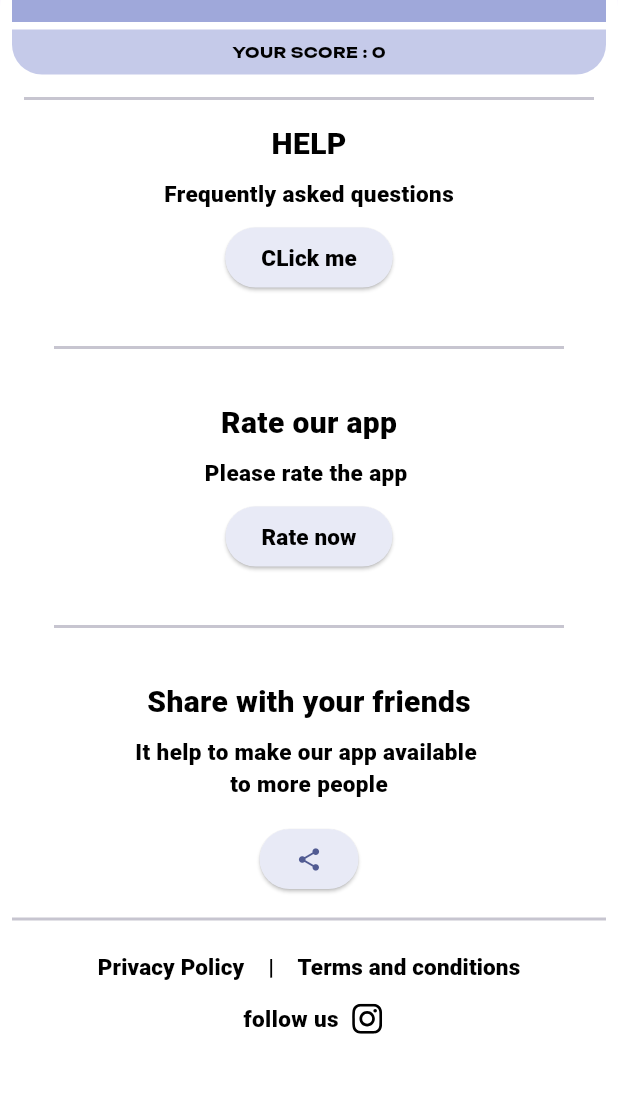
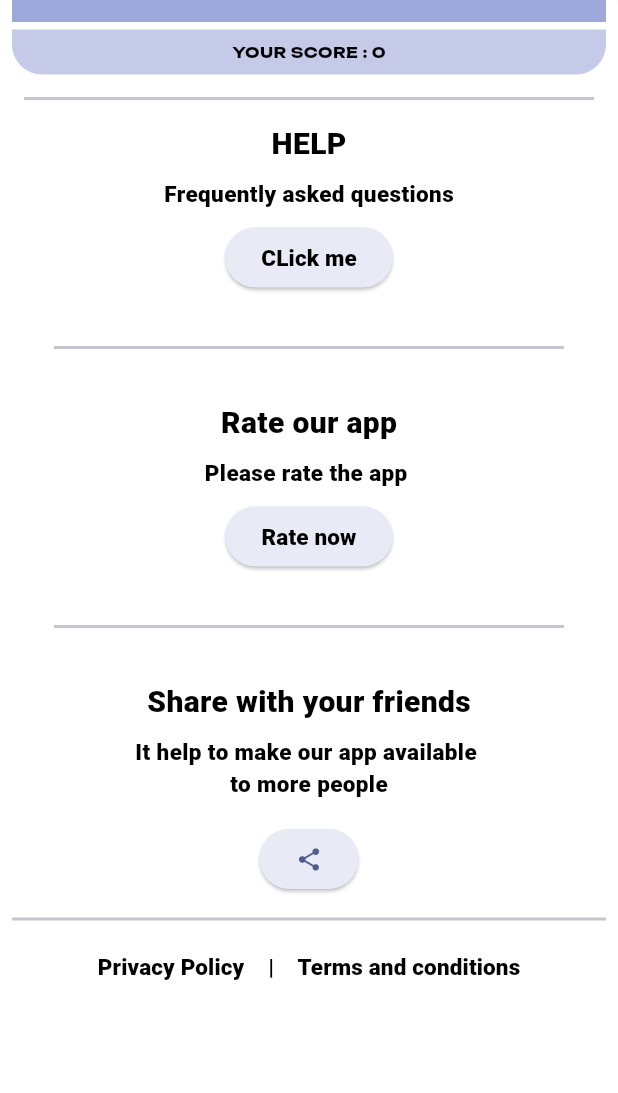
Before and after one commit to amaljosev/habit_app, a Flutter app: the ScreenMe widget shown alone on an empty page, opened directly, scrolled down 185 dp, on a phone screen of 412 x 824 dp, the part 23-1116 px from its top. Run offline on Flutter 3.47's test engine with Material 2 defaults, Android fonts, the phone set to English and light mode, and no system bars; our stand-ins replace circular_countdown_timer, curved_navigation_bar, email_validator, fl_chart, flutter_rating_bar, google_fonts and 11 more; missing offline and left inert: selector_wheel; accounts and stored records are empty; Roboto replaces fonts that are missing (Halant).

Commit message:
edited textfield

```diff
--- a/lib/screens/bottom_navigation.dart/help/screenprivacypolicy.dart
+++ b/lib/screens/bottom_navigation.dart/help/screenprivacypolicy.dart
@@ -205,7 +205,7 @@ class _ScreenPrivacyState extends State<ScreenPrivacy> {
               // Create a mailto Uri with the recipient's email address.
               final Uri uri = Uri(
                   scheme: 'mailto',
-                  path: 'amaljvattakkunnel@gmail.com');
+                  path: 'flutterverseofficial@gmail.com');
 
               // Launch the mailto Uri using the url_launcher package.
               await launchUrl(uri);
--- a/lib/screens/bottom_navigation.dart/widget_me.dart
+++ b/lib/screens/bottom_navigation.dart/widget_me.dart
@@ -1,6 +1,5 @@
 import 'package:flutter/material.dart';
 import 'package:flutter_rating_bar/flutter_rating_bar.dart';
-import 'package:flutter_svg/svg.dart';
 import 'package:google_fonts/google_fonts.dart';
 import 'package:habit_project/functions/hive_functions/db_functions.dart';
 import 'package:share_plus/share_plus.dart';
@@ -560,32 +559,7 @@ class _ScreenMeState extends State<ScreenMe> {
                     ),
                   ],
                 ),
-                Row(
-                  mainAxisAlignment: MainAxisAlignment.center,
-                  children: [
-                    Padding(
-                      padding: const EdgeInsets.symmetric(horizontal: 5),
-                      child: Text(
-                        'follow us ',
-                        style: GoogleFonts.comicNeue(
-                          fontWeight: FontWeight.w800,
-                          fontSize: 15,
-                          color: Colors.black,
-                        ),
-                      ),
-                    ),
-                    GestureDetector(
-                      onTap: () => setState(() {
-                        launchedd = _launchInBrowser(toLaunchInstagram);
-                      }),
-                      child: SvgPicture.asset(
-                        'lib/assets/svg/instagram (1).svg',
-                        width: 20,
-                        height: 20,
-                      ),
-                    ),
-                  ],
-                ),
+
               ],
             ),
           ),
@@ -595,9 +569,6 @@ class _ScreenMeState extends State<ScreenMe> {
   }
 
   Future<void>? launchedd;
-
-  final Uri toLaunchInstagram =
-      Uri(scheme: 'https', host: 'instagram.com', path: 'myhabitsapp');
 
   final Uri toLaunchGooglePlay = Uri(
     scheme: 'https',
```
Also changed, not shown: lib/screens/bottom_navigation.dart/widget_newcategory.dart (+20 -1 lines), lib/screens/screen_start.dart (+30 -6 lines), lib/screens/user/edit_user.dart (+42 -37 lines).
